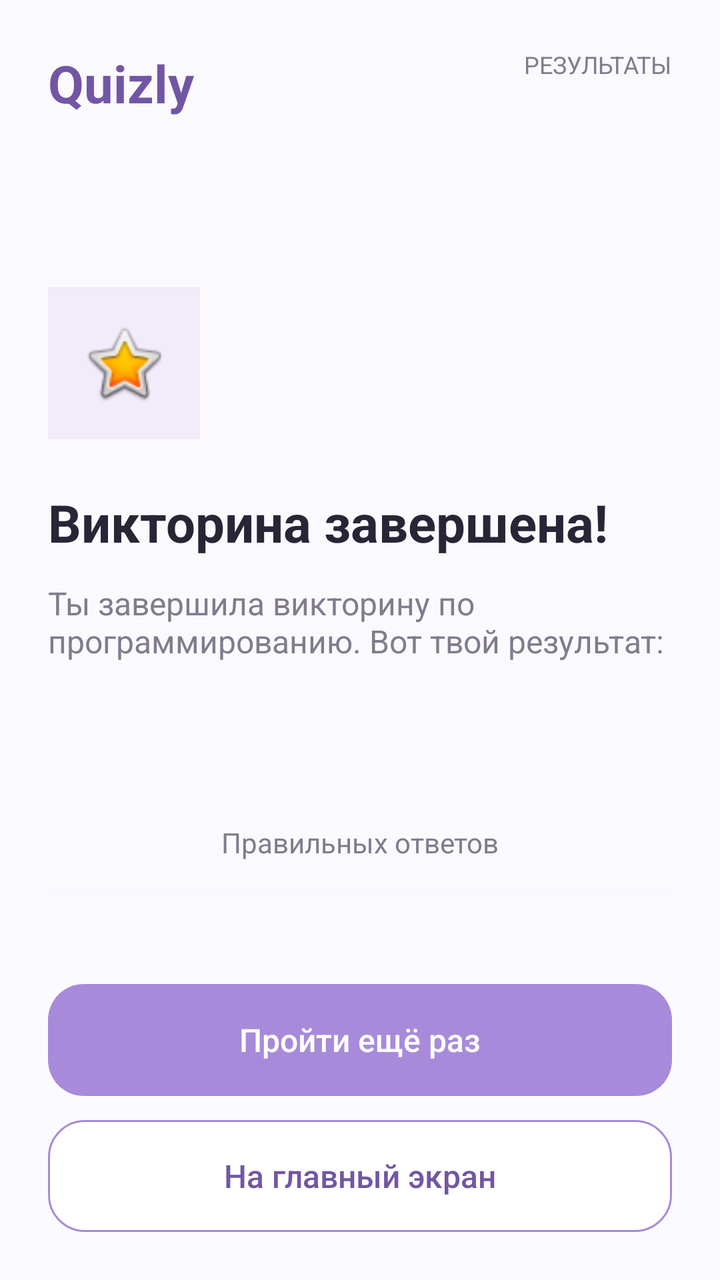
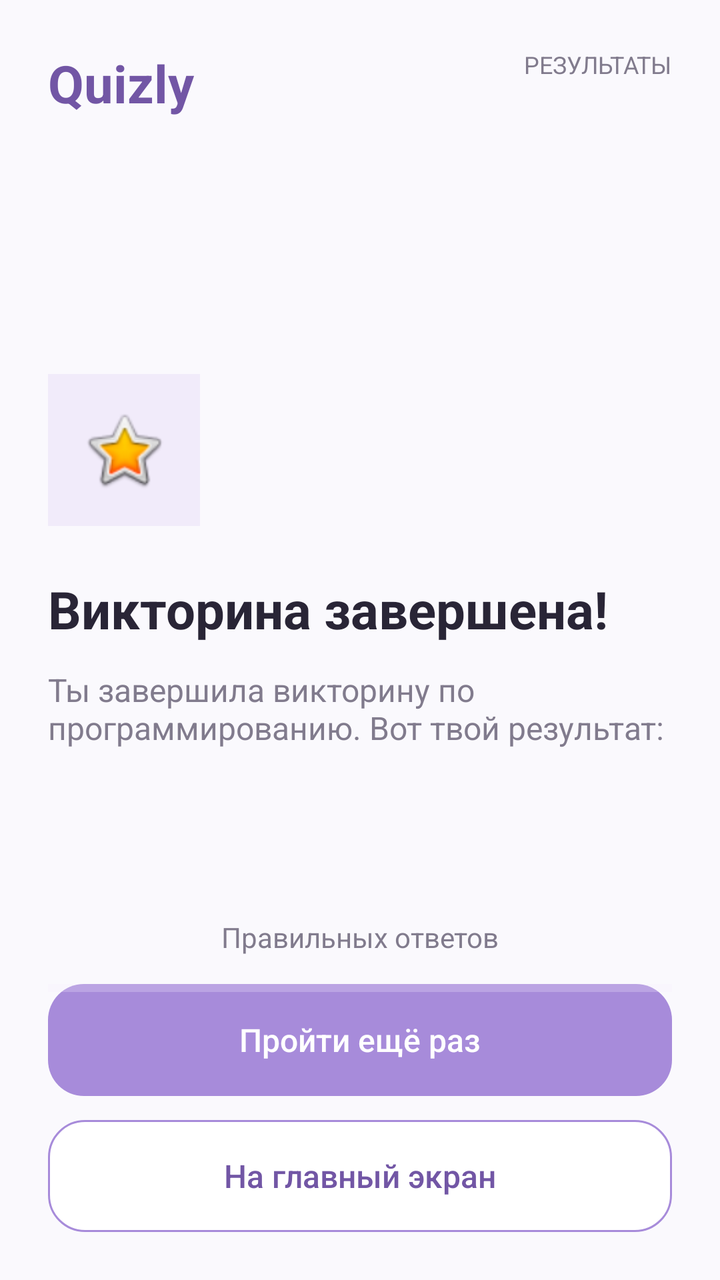

An Android layout rendered at two revisions. The XML below is the earlier revision; the diff shows what the commit changed to produce the second picture.
<!-- AndroidManifest.xml: application theme Theme.PracticeQuizz -->
<!-- res/layout/activity_result.xml -->
<?xml version="1.0" encoding="utf-8"?>
<RelativeLayout
    xmlns:android="http://schemas.android.com/apk/res/android"
    android:layout_width="match_parent"
    android:layout_height="match_parent"
    android:padding="@dimen/screen_padding"
    android:background="@color/background">

    <TextView
        android:id="@+id/tvLogo"
        android:layout_width="wrap_content"
        android:layout_height="wrap_content"
        android:text="@string/app_name"
        android:textSize="26sp"
        android:textStyle="bold"
        android:textColor="@color/lavender_dark"
        android:layout_alignParentTop="true"/>

    <TextView
        android:id="@+id/tvResultLabel"
        android:layout_width="wrap_content"
        android:layout_height="wrap_content"
        android:text="@string/result_label"
        android:textSize="12sp"
        android:textColor="@color/text_secondary"
        android:layout_alignParentEnd="true"
        android:layout_alignTop="@id/tvLogo"/>

    <LinearLayout
        android:id="@+id/resultContent"
        android:layout_width="match_parent"
        android:layout_height="wrap_content"
        android:layout_centerVertical="true"
        android:orientation="vertical">

        <ImageView
            android:layout_width="76dp"
            android:layout_height="76dp"
            android:src="@android:drawable/btn_star_big_on"
            android:background="@color/lavender_light"
            android:padding="16dp"
            android:contentDescription="@string/result_icon_description"
            android:layout_marginBottom="24dp"/>

        <TextView
            android:id="@+id/tvResultGreeting"
            android:layout_width="match_parent"
            android:layout_height="wrap_content"
            android:text="@string/result_title"
            android:textSize="26sp"
            android:textStyle="bold"
            android:textColor="@color/text_primary"
            android:layout_marginBottom="12dp"/>

        <TextView
            android:layout_width="match_parent"
            android:layout_height="wrap_content"
            android:text="@string/result_description"
            android:textSize="@dimen/body_size"
            android:textColor="@color/text_secondary"
            android:layout_marginBottom="24dp"/>

        <TextView
            android:id="@+id/tvResultScore"
            android:layout_width="match_parent"
            android:layout_height="wrap_content"
            android:gravity="center"
            android:textSize="42sp"
            android:textStyle="bold"
            android:textColor="@color/lavender_dark"/>

        <TextView
            android:layout_width="match_parent"
            android:layout_height="wrap_content"
            android:gravity="center"
            android:text="@string/result_score_label"
            android:textSize="14sp"
            android:textColor="@color/text_secondary"
            android:layout_marginBottom="12dp"/>

        <ProgressBar
            android:id="@+id/resultProgress"
            style="?android:attr/progressBarStyleHorizontal"
            android:layout_width="match_parent"
            android:layout_height="8dp"
            android:progressTint="@color/lavender"
            android:progressBackgroundTint="@color/lavender_light"
            android:layout_marginBottom="24dp"/>

        <TextView
            android:id="@+id/tvResultMessage"
            android:layout_width="match_parent"
            android:layout_height="wrap_content"
            android:gravity="center"
            android:textSize="@dimen/body_size"
            android:textColor="@color/lavender_dark"/>

    </LinearLayout>

    <LinearLayout
        android:id="@+id/resultActions"
        android:layout_width="match_parent"
        android:layout_height="wrap_content"
        android:layout_alignParentBottom="true"
        android:orientation="vertical">

        <Button
            android:id="@+id/btnRetry"
            style="@style/QuizlyPrimaryButton"
            android:text="@string/result_retry"
            android:layout_marginBottom="12dp"/>

        <Button
            android:id="@+id/btnHome"
            style="@style/QuizlySecondaryButton"
            android:text="@string/result_home"/>

    </LinearLayout>

</RelativeLayout>
<!-- resources referenced by this layout -->
<resources>
  <color name="background">#FAF9FD</color>
  <color name="lavender">#A78BDA</color>
  <color name="lavender_dark">#7256A5</color>
  <color name="lavender_light">#F1EBFA</color>
  <color name="text_primary">#292536</color>
  <color name="text_secondary">#817B8D</color>
  <dimen name="body_size">16sp</dimen>
  <dimen name="screen_padding">24dp</dimen>
  <string name="app_name">Quizly</string>
  <string name="result_description">Ты завершила викторину по программированию. Вот твой результат:</string>
  <string name="result_home">На главный экран</string>
  <string name="result_icon_description">Значок награды</string>
  <string name="result_label">РЕЗУЛЬТАТЫ</string>
  <string name="result_retry">Пройти ещё раз</string>
  <string name="result_score_label">Правильных ответов</string>
  <string name="result_title">Викторина завершена!</string>
  <style name="QuizlyPrimaryButton" parent="Widget.AppCompat.Button">
  
          <item name="android:layout_width">match_parent</item>
          <item name="android:layout_height">@dimen/button_height</item>
          <item name="android:background">@drawable/button_primary</item>
          <item name="backgroundTint">@null</item>
          <item name="android:textColor">@color/surface</item>
          <item name="android:textSize">@dimen/body_size</item>
          <item name="android:textAllCaps">false</item>
          <item name="android:stateListAnimator">@null</item>
  
      </style>
  <style name="QuizlySecondaryButton" parent="Widget.AppCompat.Button">
  
          <item name="android:layout_width">match_parent</item>
          <item name="android:layout_height">@dimen/button_height</item>
          <item name="android:background">@drawable/button_secondary</item>
          <item name="backgroundTint">@null</item>
          <item name="android:textColor">@color/lavender_dark</item>
          <item name="android:textSize">@dimen/body_size</item>
          <item name="android:textAllCaps">false</item>
          <item name="android:stateListAnimator">@null</item>
  
      </style>
  <style name="Theme.PracticeQuizz" parent="Base.Theme.PracticeQuizz" />
  <dimen name="button_height">56dp</dimen>
  <!-- drawable button_primary (drawable) -->
  <?xml version="1.0" encoding="utf-8"?>
  <shape xmlns:android="http://schemas.android.com/apk/res/android">
      <solid android:color="@color/lavender"/>
      <corners android:radius="@dimen/corner_radius"/>
  </shape>
  <color name="surface">#FFFFFF</color>
  <!-- drawable button_secondary (drawable) -->
  <?xml version="1.0" encoding="utf-8"?>
  <shape xmlns:android="http://schemas.android.com/apk/res/android">
  
      <solid android:color="@color/surface"/>
  
      <stroke
          android:width="1dp"
          android:color="@color/lavender"/>
  
      <corners android:radius="@dimen/corner_radius"/>
  
  </shape>
  <style name="Base.Theme.PracticeQuizz" parent="Theme.Material3.DayNight.NoActionBar">
          
          
      </style>
  <dimen name="corner_radius">18dp</dimen>
</resources>

<!-- the commit's change to res/layout/activity_result.xml (unified diff, before → after) -->
@@ -26,95 +26,91 @@
         android:layout_alignParentEnd="true"
         android:layout_alignTop="@id/tvLogo"/>
 
-    <LinearLayout
-        android:id="@+id/resultContent"
+    <Button
+        android:id="@+id/btnHome"
+        style="@style/QuizlySecondaryButton"
+        android:text="@string/result_home"
+        android:layout_alignParentBottom="true"/>
+
+    <Button
+        android:id="@+id/btnRetry"
+        style="@style/QuizlyPrimaryButton"
+        android:text="@string/result_retry"
+        android:layout_above="@id/btnHome"
+        android:layout_marginBottom="12dp"/>
+
+    <ImageView
+        android:id="@+id/ivResultIcon"
+        android:layout_width="76dp"
+        android:layout_height="76dp"
+        android:src="@android:drawable/btn_star_big_on"
+        android:background="@color/lavender_light"
+        android:padding="16dp"
+        android:contentDescription="@string/result_icon_description"
+        android:layout_below="@id/tvLogo"
+        android:layout_marginTop="128dp"/>
+
+    <TextView
+        android:id="@+id/tvResultGreeting"
         android:layout_width="match_parent"
         android:layout_height="wrap_content"
-        android:layout_centerVertical="true"
-        android:orientation="vertical">
+        android:text="@string/result_title"
+        android:textSize="26sp"
+        android:textStyle="bold"
+        android:textColor="@color/text_primary"
+        android:layout_below="@id/ivResultIcon"
+        android:layout_marginTop="24dp"/>
 
-        <ImageView
-            android:layout_width="76dp"
-            android:layout_height="76dp"
-            android:src="@android:drawable/btn_star_big_on"
-            android:background="@color/lavender_light"
-            android:padding="16dp"
-            android:contentDescription="@string/result_icon_description"
-            android:layout_marginBottom="24dp"/>
-
-        <TextView
-            android:id="@+id/tvResultGreeting"
-            android:layout_width="match_parent"
-            android:layout_height="wrap_content"
-            android:text="@string/result_title"
-            android:textSize="26sp"
-            android:textStyle="bold"
-            android:textColor="@color/text_primary"
-            android:layout_marginBottom="12dp"/>
-
-        <TextView
-            android:layout_width="match_parent"
-            android:layout_height="wrap_content"
-            android:text="@string/result_description"
-            android:textSize="@dimen/body_size"
-            android:textColor="@color/text_secondary"
-            android:layout_marginBottom="24dp"/>
-
-        <TextView
-            android:id="@+id/tvResultScore"
-            android:layout_width="match_parent"
-            android:layout_height="wrap_content"
-            android:gravity="center"
-            android:textSize="42sp"
-            android:textStyle="bold"
-            android:textColor="@color/lavender_dark"/>
-
-        <TextView
-            android:layout_width="match_parent"
-            android:layout_height="wrap_content"
-            android:gravity="center"
-            android:text="@string/result_score_label"
-            android:textSize="14sp"
-            android:textColor="@color/text_secondary"
-            android:layout_marginBottom="12dp"/>
-
-        <ProgressBar
-            android:id="@+id/resultProgress"
-            style="?android:attr/progressBarStyleHorizontal"
-            android:layout_width="match_parent"
-            android:layout_height="8dp"
-            android:progressTint="@color/lavender"
-            android:progressBackgroundTint="@color/lavender_light"
-            android:layout_marginBottom="24dp"/>
-
-        <TextView
-            android:id="@+id/tvResultMessage"
-            android:layout_width="match_parent"
-            android:layout_height="wrap_content"
-            android:gravity="center"
-            android:textSize="@dimen/body_size"
-            android:textColor="@color/lavender_dark"/>
-
-    </LinearLayout>
-
-    <LinearLayout
-        android:id="@+id/resultActions"
+    <TextView
+        android:id="@+id/tvResultDescription"
         android:layout_width="match_parent"
         android:layout_height="wrap_content"
-        android:layout_alignParentBottom="true"
-        android:orientation="vertical">
+        android:text="@string/result_description"
+        android:textSize="@dimen/body_size"
+        android:textColor="@color/text_secondary"
+        android:layout_below="@id/tvResultGreeting"
+        android:layout_marginTop="12dp"/>
 
-        <Button
-            android:id="@+id/btnRetry"
-            style="@style/QuizlyPrimaryButton"
-            android:text="@string/result_retry"
-            android:layout_marginBottom="12dp"/>
+    <TextView
+        android:id="@+id/tvResultScore"
+        android:layout_width="match_parent"
+        android:layout_height="wrap_content"
+        android:gravity="center"
+        android:textSize="42sp"
+        android:textStyle="bold"
+        android:textColor="@color/lavender_dark"
+        android:layout_below="@id/tvResultDescription"
+        android:layout_marginTop="24dp"/>
 
-        <Button
-            android:id="@+id/btnHome"
-            style="@style/QuizlySecondaryButton"
-            android:text="@string/result_home"/>
+    <TextView
+        android:id="@+id/tvScoreLabel"
+        android:layout_width="match_parent"
+        android:layout_height="wrap_content"
+        android:gravity="center"
+        android:text="@string/result_score_label"
+        android:textSize="14sp"
+        android:textColor="@color/text_secondary"
+        android:layout_below="@id/tvResultScore"
+        android:layout_marginTop="4dp"/>
 
-    </LinearLayout>
+    <ProgressBar
+        android:id="@+id/resultProgress"
+        style="?android:attr/progressBarStyleHorizontal"
+        android:layout_width="match_parent"
+        android:layout_height="8dp"
+        android:progressTint="@color/lavender"
+        android:progressBackgroundTint="@color/lavender_light"
+        android:layout_below="@id/tvScoreLabel"
+        android:layout_marginTop="12dp"/>
+
+    <TextView
+        android:id="@+id/tvResultMessage"
+        android:layout_width="match_parent"
+        android:layout_height="wrap_content"
+        android:gravity="center"
+        android:textSize="@dimen/body_size"
+        android:textColor="@color/lavender_dark"
+        android:layout_below="@id/resultProgress"
+        android:layout_marginTop="24dp"/>
 
 </RelativeLayout>
